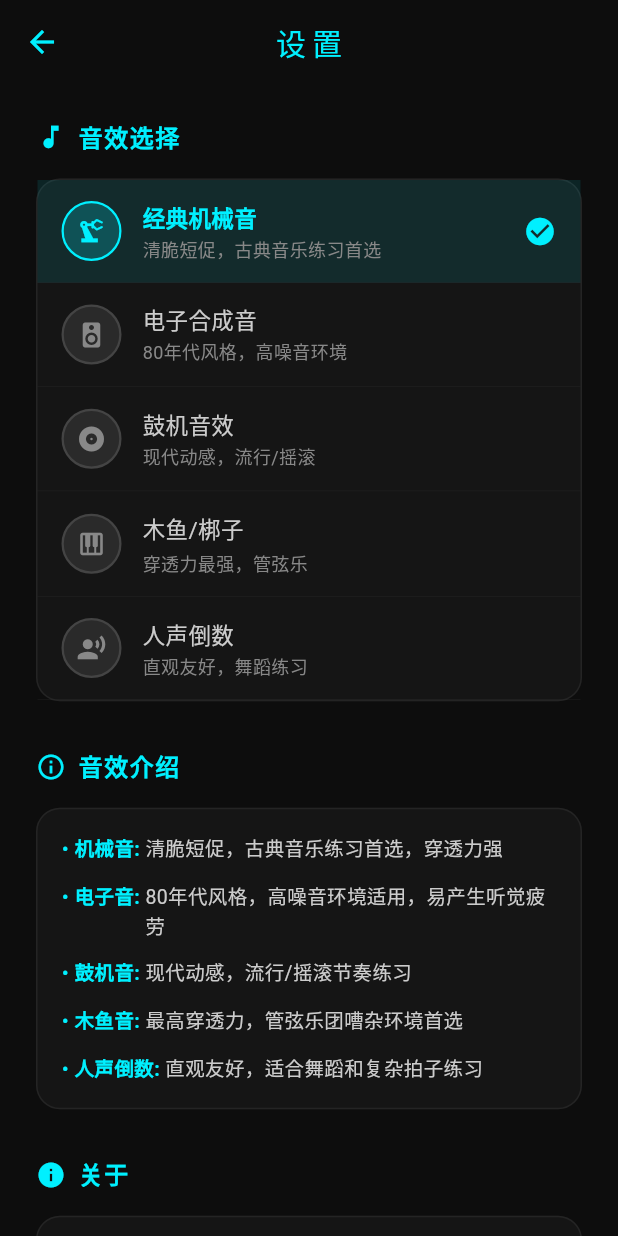
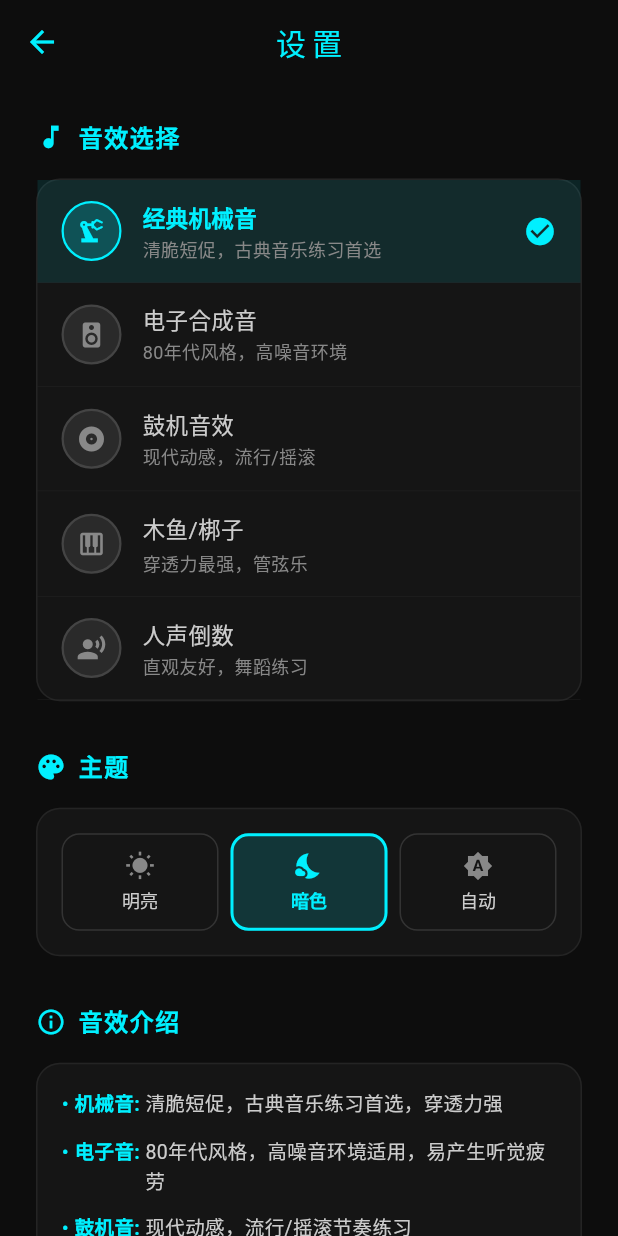
Before and after one commit to caixy-plus/metronome, a Flutter app: the SettingsScreen screen opened directly, on a phone screen of 412 x 824 dp. Run offline on Flutter 3.47's test engine with Material 3 defaults, Android fonts, the phone set to English and light mode, and no system bars; our stand-ins replace flutter_local_notifications, package_info_plus, shared_preferences, web; missing offline and left inert: flutter_soloud, window_manager; accounts and stored records are empty; network calls fail.

Commit message:
style(settings): update theme selector styling in settings screen
Co-Authored-By: Claude Opus 4.7 <noreply@anthropic.com>

```diff
--- a/lib/screens/settings_screen.dart
+++ b/lib/screens/settings_screen.dart
@@ -45,6 +45,10 @@ class SettingsScreen extends StatelessWidget {
               _SectionTitle(icon: Icons.music_note, title: '音效选择'),
               SizedBox(height: 16),
               _SoundTypeSelector(),
+              SizedBox(height: 32),
+              _SectionTitle(icon: Icons.palette, title: '主题'),
+              SizedBox(height: 16),
+              _ThemeSelector(),
               SizedBox(height: 32),
               _SectionTitle(icon: Icons.info_outline, title: '音效介绍'),
               SizedBox(height: 16),
@@ -345,16 +349,17 @@ class _ThemeOption extends StatelessWidget {
   @override
   Widget build(BuildContext context) {
     final colors = Theme.of(context).extension<AppColors>()!;
-    return GestureDetector(
-      onTap: onTap,
-      child: Container(
+    return TextButton(
+      onPressed: onTap,
+      style: TextButton.styleFrom(
         padding: EdgeInsets.symmetric(vertical: 12),
-        decoration: BoxDecoration(
-          color: isSelected ? colors.primary.withValues(alpha: 0.15) : Colors.transparent,
+        backgroundColor: isSelected ? colors.primary.withValues(alpha: 0.15) : Colors.transparent,
+        shape: RoundedRectangleBorder(
           borderRadius: BorderRadius.circular(12),
-          border: Border.all(
+          side: BorderSide(
             color: isSelected ? colors.primary : colors.border,
             width: isSelected ? 2 : 1,
+          ),
         ),
       ),
       child: Column(
@@ -372,7 +377,6 @@ class _ThemeOption extends StatelessWidget {
           ),
         ],
       ),
-      ),
     );
   }
 }
```
Lines whose indentation alone changed are shown as unchanged.
